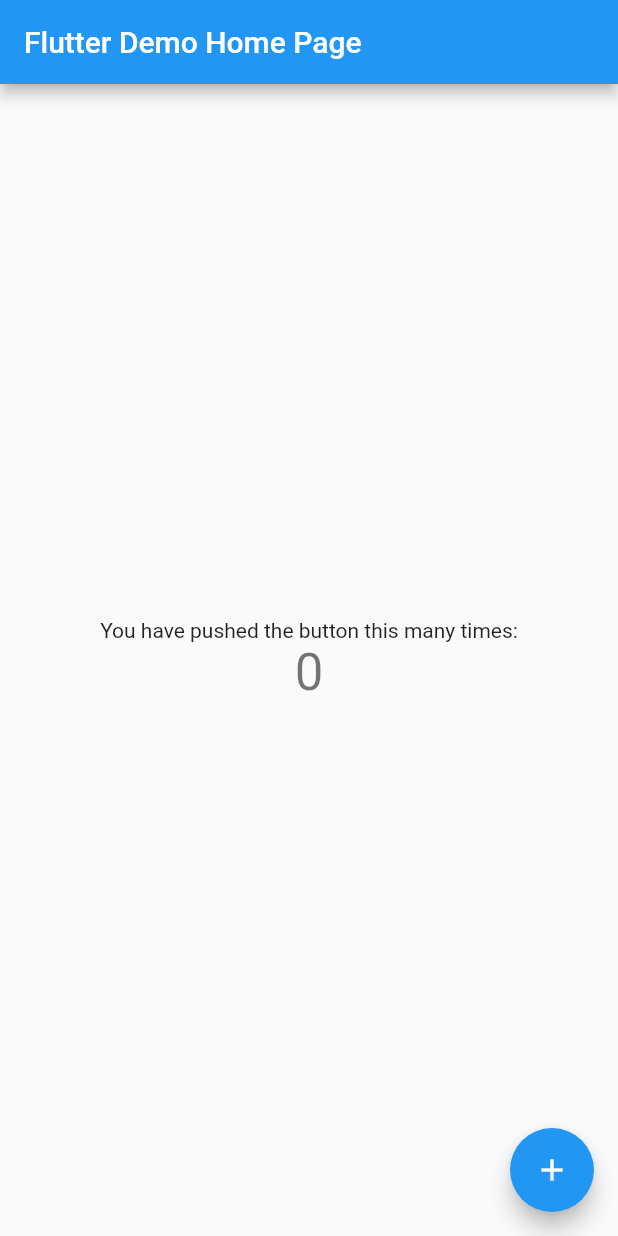
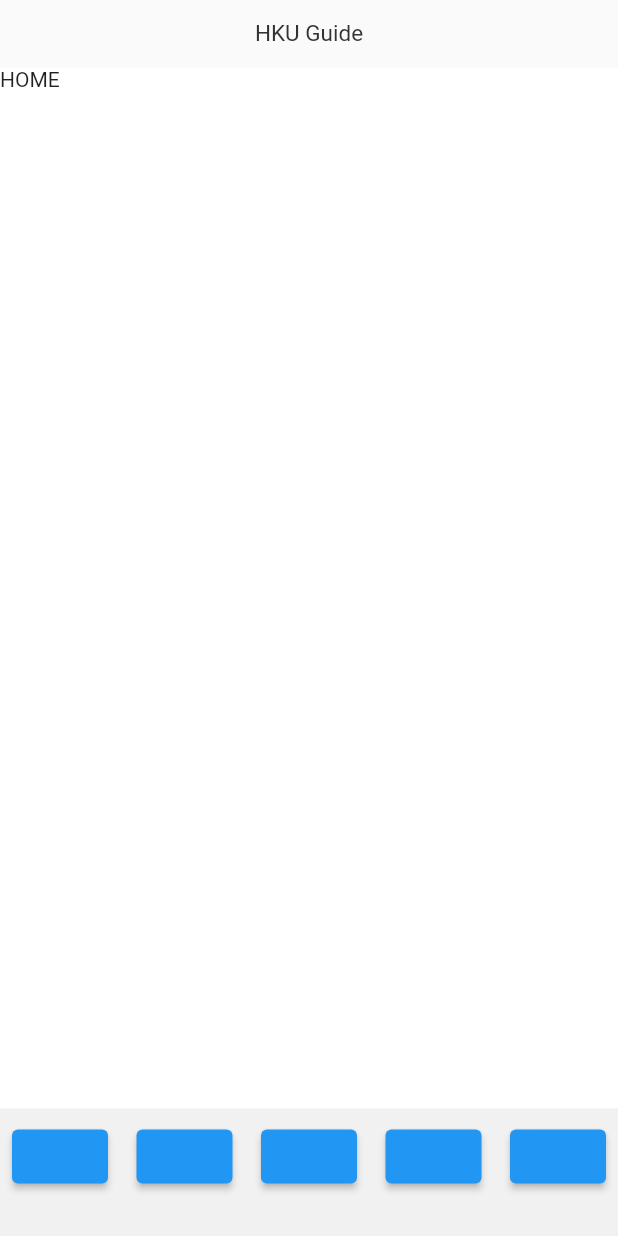
Before and after one commit to PCRedHot/hku_guide, a Flutter app: the screen it shows after launch, on a phone screen of 412 x 824 dp. Run offline on Flutter 3.47's test engine with Material 2 defaults, Android fonts, the phone set to English and light mode, and no system bars.

Commit message:
- add page - basic structure

```diff
--- a/lib/main.dart
+++ b/lib/main.dart
@@ -1,4 +1,7 @@
 import 'package:flutter/material.dart';
+import 'main_components/PageFrame.dart';
+import 'main_components/TopBar.dart';
+import 'main_components/BottomBar.dart';
 
 void main() {
   runApp(MyApp());
@@ -9,109 +12,44 @@ class MyApp extends StatelessWidget {
   @override
   Widget build(BuildContext context) {
     return MaterialApp(
-      title: 'Flutter Demo',
+      title: 'HKU Guide',
       theme: ThemeData(
-        // This is the theme of your application.
-        //
-        // Try running your application with "flutter run". You'll see the
-        // application has a blue toolbar. Then, without quitting the app, try
-        // changing the primarySwatch below to Colors.green and then invoke
-        // "hot reload" (press "r" in the console where you ran "flutter run",
-        // or simply save your changes to "hot reload" in a Flutter IDE).
-        // Notice that the counter didn't reset back to zero; the application
-        // is not restarted.
         primarySwatch: Colors.blue,
-        // This makes the visual density adapt to the platform that you run
-        // the app on. For desktop platforms, the controls will be smaller and
-        // closer together (more dense) than on mobile platforms.
         visualDensity: VisualDensity.adaptivePlatformDensity,
       ),
-      home: MyHomePage(title: 'Flutter Demo Home Page'),
+      home: SafeArea(
+        child: Scaffold(body: Main(title: 'Home')),
+      )
     );
   }
 }
 
-class MyHomePage extends StatefulWidget {
-  MyHomePage({Key key, this.title}) : super(key: key);
-
-  // This widget is the home page of your application. It is stateful, meaning
-  // that it has a State object (defined below) that contains fields that affect
-  // how it looks.
-
-  // This class is the configuration for the state. It holds the values (in this
-  // case the title) provided by the parent (in this case the App widget) and
-  // used by the build method of the State. Fields in a Widget subclass are
-  // always marked "final".
+class Main extends StatefulWidget {
+  Main({Key key, this.title}) : super(key: key);
 
   final String title;
 
   @override
-  _MyHomePageState createState() => _MyHomePageState();
+  _MainState createState() => _MainState();
 }
 
-class _MyHomePageState extends State<MyHomePage> {
-  int _counter = 0;
+class _MainState extends State<Main> {
+  final PageController controller = PageController(initialPage: 2);
+  int currentPage = 2;
 
-  void _incrementCounter() {
-    setState(() {
-      // This call to setState tells the Flutter framework that something has
-      // changed in this State, which causes it to rerun the build method below
-      // so that the display can reflect the updated values. If we changed
-      // _counter without calling setState(), then the build method would not be
-      // called again, and so nothing would appear to happen.
-      _counter++;
-    });
+  void changePage(int index){
+    controller.jumpToPage(index);
+    currentPage = index;
   }
 
   @override
   Widget build(BuildContext context) {
-    // This method is rerun every time setState is called, for instance as done
-    // by the _incrementCounter method above.
-    //
-    // The Flutter framework has been optimized to make rerunning build methods
-    // fast, so that you can just rebuild anything that needs updating rather
-    // than having to individually change instances of widgets.
-    return Scaffold(
-      appBar: AppBar(
-        // Here we take the value from the MyHomePage object that was created by
-        // the App.build method, and use it to set our appbar title.
-        title: Text(widget.title),
-      ),
-      body: Center(
-        // Center is a layout widget. It takes a single child and positions it
-        // in the middle of the parent.
-        child: Column(
-          // Column is also a layout widget. It takes a list of children and
-          // arranges them vertically. By default, it sizes itself to fit its
-          // children horizontally, and tries to be as tall as its parent.
-          //
-          // Invoke "debug painting" (press "p" in the console, choose the
-          // "Toggle Debug Paint" action from the Flutter Inspector in Android
-          // Studio, or the "Toggle Debug Paint" command in Visual Studio Code)
-          // to see the wireframe for each widget.
-          //
-          // Column has various properties to control how it sizes itself and
-          // how it positions its children. Here we use mainAxisAlignment to
-          // center the children vertically; the main axis here is the vertical
-          // axis because Columns are vertical (the cross axis would be
-          // horizontal).
-          mainAxisAlignment: MainAxisAlignment.center,
-          children: <Widget>[
-            Text(
-              'You have pushed the button this many times:',
-            ),
-            Text(
-              '$_counter',
-              style: Theme.of(context).textTheme.headline4,
-            ),
-          ],
-        ),
-      ),
-      floatingActionButton: FloatingActionButton(
-        onPressed: _incrementCounter,
-        tooltip: 'Increment',
-        child: Icon(Icons.add),
-      ), // This trailing comma makes auto-formatting nicer for build methods.
+    return Column(
+      children: <Widget>[
+        TopBar(),
+        Expanded(child: PageFrame(controller:controller),),
+        BottomBar(changePage: changePage),
+      ]
     );
   }
 }
--- /dev/null
+++ b/lib/main_components/BottomBar.dart
@@ -0,0 +1,39 @@
+import 'package:flutter/material.dart';
+
+typedef void ChangePageCallback(int pageIndex);
+
+class BottomBar extends StatefulWidget{
+  BottomBar({Key key, this.pageIndex, this.changePage}) : super(key: key);
+
+  final ChangePageCallback changePage;
+  final int pageIndex;
+
+  @override
+  State<BottomBar> createState() => _BottomBarState();
+}
+
+class _BottomBarState extends State<BottomBar> {
+
+  @override
+  Widget build(BuildContext context) {
+    return Container(
+      color: Color.fromARGB(225, 240, 240, 240),
+      height: 85,
+      width: double.infinity,
+      child: Padding(
+        padding: const EdgeInsets.all(8.0),
+        child: Row(
+          mainAxisAlignment: MainAxisAlignment.spaceBetween,
+          crossAxisAlignment: CrossAxisAlignment.start,
+          children: [
+            ElevatedButton(onPressed: (){widget.changePage(0);}, child: null,),
+            ElevatedButton(onPressed: (){widget.changePage(1);}, child: null,),
+            ElevatedButton(onPressed: (){widget.changePage(2);}, child: null,),
+            ElevatedButton(onPressed: (){widget.changePage(3);}, child: null,),
+            ElevatedButton(onPressed: (){widget.changePage(4);}, child: null,),
+          ],
+        ),
+      ),
+    );
+  }
+}
--- /dev/null
+++ b/lib/main_components/PageFrame.dart
@@ -0,0 +1,40 @@
+import 'package:flutter/material.dart';
+import 'package:hku_guide/pages/BuildingPage.dart';
+import 'package:hku_guide/pages/HomePage.dart';
+import 'package:hku_guide/pages/MapPage.dart';
+import 'package:hku_guide/pages/SettingPage.dart';
+import 'package:hku_guide/pages/TipPage.dart';
+
+
+class PageFrame extends StatefulWidget{
+  PageFrame({Key key, this.controller}) : super(key: key);
+
+  PageController controller;
+
+  @override
+  State<StatefulWidget> createState() => _PageFrameState();
+}
+
+class _PageFrameState extends State<PageFrame>{
+
+  int getPageNum(){
+    return widget.controller.page.round();
+  }
+
+  @override
+  Widget build(BuildContext context) {
+
+    return PageView(
+      physics: NeverScrollableScrollPhysics(),
+      scrollDirection: Axis.horizontal,
+      controller: widget.controller,
+      children: [
+        MapPage(),
+        BuildingPage(),
+        HomePage(),
+        TipPage(),
+        SettingPage(),
+      ],
+    );
+  }
+}
--- /dev/null
+++ b/lib/main_components/TopBar.dart
@@ -0,0 +1,28 @@
+import 'package:flutter/material.dart';
+
+class TopBar extends StatelessWidget{
+  @override
+  Widget build(BuildContext context) {
+    return Container(
+      color: Color.fromARGB(225, 250, 250, 250),
+      height: 45,
+      width: double.infinity,
+      child: Padding(
+        padding: const EdgeInsets.all(8.0),
+        child: Stack(
+          alignment: Alignment.center,
+          children: [
+            Text('HKU Guide',
+              style: TextStyle(
+                color: Color.fromARGB(255, 50, 50, 50),
+                fontSize: 15,
+                fontWeight: FontWeight.w400,
+              ),
+            ),
+            //Positioned(right: 0, child: Text('Set')),
+          ],
+        ),
+      ),
+    );
+  }
+}
--- /dev/null
+++ b/lib/pages/HomePage.dart
@@ -0,0 +1,20 @@
+import 'package:flutter/material.dart';
+
+class HomePage extends StatefulWidget{
+
+  @override
+  State<StatefulWidget> createState() => _HomePageState();
+}
+
+class _HomePageState extends State<HomePage>{
+
+  @override
+  Widget build(BuildContext context) {
+    return Container(
+      height: double.infinity,
+      width: double.infinity,
+      color: Colors.white,
+      child: Text('HOME'),
+    );
+  }
+}
--- a/pubspec.yaml
+++ b/pubspec.yaml
@@ -28,6 +28,7 @@ dependencies:
   # The following adds the Cupertino Icons font to your application.
   # Use with the CupertinoIcons class for iOS style icons.
   cupertino_icons: ^1.0.0
+  google_maps_flutter:
 
 dev_dependencies:
   flutter_test:
```
Also changed, not shown: lib/pages/BuildingPage.dart (added, +22 -0 lines), lib/pages/MapPage.dart (added, +22 -0 lines), lib/pages/SettingPage.dart (added, +22 -0 lines), lib/pages/TipPage.dart (added, +20 -0 lines), pubspec.lock, 1 other file.
